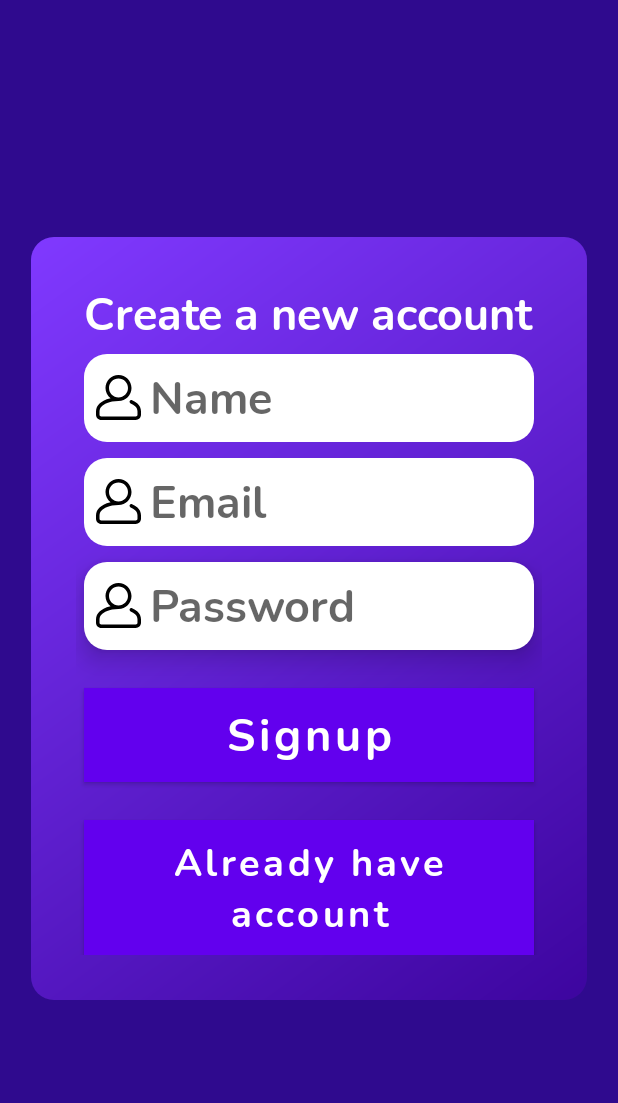
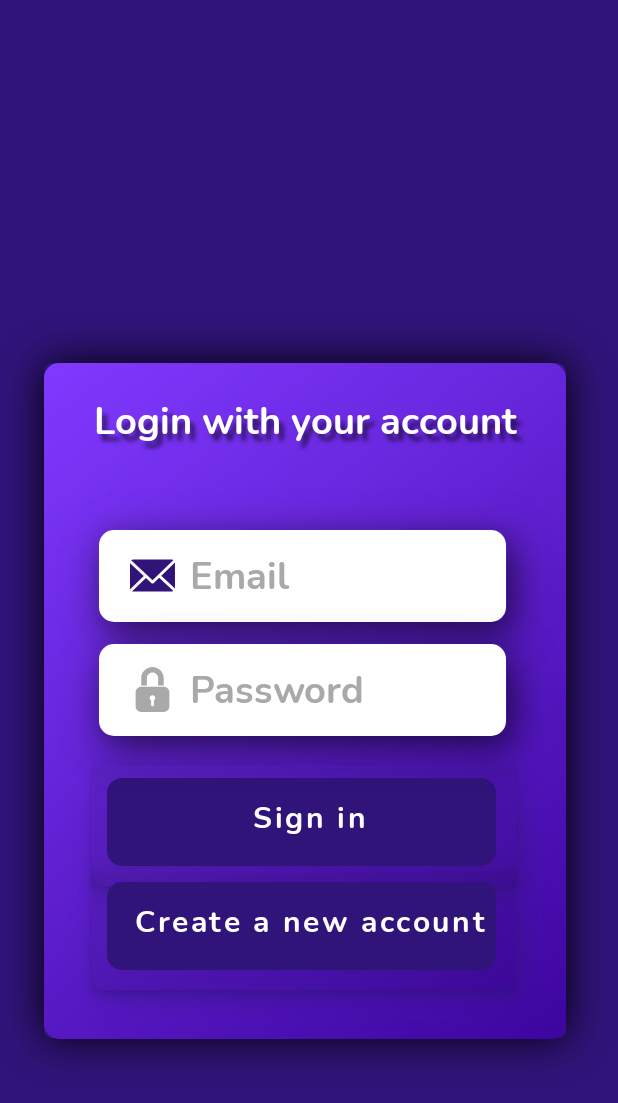
Before and after one commit to riteshknayak/MasterQ, an Android app: the screen it shows after launch (SignupActivity before the commit, LoginActivity after it), on a phone screen of 412 x 824 dp. Shown: the top 1103 px of the screen. Run offline under Robolectric (Android 15) with nearby library versions, the phone set to English and light mode, and no system bars; our stand-ins replace Firebase (no records; nobody signed in at launch, a user with empty details on screens opened directly).

Commit message:
Improved login UI

```diff
--- a/app/build.gradle
+++ b/app/build.gradle
@@ -37,6 +37,7 @@ dependencies {
     implementation 'androidx.appcompat:appcompat:1.2.0'
     implementation 'com.google.android.material:material:1.3.0'
     implementation 'androidx.constraintlayout:constraintlayout:2.0.4'
+    implementation 'androidx.legacy:legacy-support-v4:1.0.0'
     testImplementation 'junit:junit:4.13.2'
     androidTestImplementation 'androidx.test.ext:junit:1.1.2'
     androidTestImplementation 'androidx.test.espresso:espresso-core:3.3.0'
--- a/app/src/main/java/com/riteshknayak/masterq/LoginActivity.java
+++ b/app/src/main/java/com/riteshknayak/masterq/LoginActivity.java
@@ -30,7 +30,7 @@ public class LoginActivity extends AppCompatActivity {
             finish();
         }
 
-        binding.loginBtn.setOnClickListener(v -> {
+        binding.emailBtn.setOnClickListener(v -> {
             String email, pass;
             email = binding.emailBox.getText().toString();
             pass = binding.passwordBox.getText().toString();
--- a/app/src/main/java/com/riteshknayak/masterq/SignupActivity.java
+++ b/app/src/main/java/com/riteshknayak/masterq/SignupActivity.java
@@ -39,7 +39,7 @@ public class SignupActivity extends AppCompatActivity {
         binding.signupBtn.setOnClickListener(v -> {
             String email, pass, name;
 
-            email = binding.emailBox.getText().toString();
+            email = binding.emailBtn.getText().toString();
             pass = binding.passwordBox.getText().toString();
             name = binding.nameBox.getText().toString();
 
@@ -70,7 +70,7 @@ public class SignupActivity extends AppCompatActivity {
                 }
             });
         });
-        binding.loginBtn.setOnClickListener(v -> startActivity(new Intent(SignupActivity.this, LoginActivity.class)));
+        binding.signinBtn.setOnClickListener(v -> startActivity(new Intent(SignupActivity.this, LoginActivity.class)));
 
     }
 }
--- /dev/null
+++ b/app/src/main/res/drawable/btn_background.xml
@@ -0,0 +1,14 @@
+<?xml version="1.0" encoding="utf-8"?>
+<layer-list xmlns:android="http://schemas.android.com/apk/res/android">
+
+    <item android:drawable="@drawable/view_shadow"/>
+
+    <item>
+        <shape
+            android:shape="rectangle">
+            <solid android:color="#31147A"/>
+            <corners android:radius="10dp"/>
+        </shape>
+    </item>
+
+</layer-list>
--- /dev/null
+++ b/app/src/main/res/drawable/custom_ic_mail.xml
@@ -0,0 +1,10 @@
+<?xml version="1.0" encoding="utf-8"?>
+<selector xmlns:android="http://schemas.android.com/apk/res/android">
+
+    <item android:state_focused="false"
+        android:drawable="@drawable/ic_email"/>
+    <item android:state_focused="true"
+        android:drawable="@drawable/ic_email_focuses" />
+
+
+</selector>
--- /dev/null
+++ b/app/src/main/res/drawable/custom_password_icon.xml
@@ -0,0 +1,10 @@
+<?xml version="1.0" encoding="utf-8"?>
+<selector xmlns:android="http://schemas.android.com/apk/res/android">
+
+    <item android:state_focused="false"
+        android:drawable="@drawable/ic_padlock"/>
+    <item android:state_focused="true"
+        android:drawable="@drawable/ic_padlock_focused" />
+
+
+</selector>
--- a/app/src/main/res/drawable/edittext_background.xml
+++ b/app/src/main/res/drawable/edittext_background.xml
@@ -1,22 +1,23 @@
 <?xml version="1.0" encoding="utf-8"?>
-<selector
+<layer-list
     xmlns:android="http://schemas.android.com/apk/res/android">
+
+    <item android:drawable="@drawable/view_shadow"/>
 
     <item  android:state_focused="true" android:state_enabled="true">
         <shape android:shape="rectangle">
             <solid android:color="@color/white"/>
-            <corners android:radius="15dp"/>
-            <stroke android:color="@color/primary_dark"/>
+            <corners android:radius="10dp"/>
+            <stroke android:color="@color/purple_500"
+                android:width="1dp"/>
         </shape>
     </item>
 
-    <item   android:state_enabled="true">
+    <item   android:state_focused="false">
         <shape android:shape="rectangle">
                 <solid android:color="@color/white"/>
-                <corners android:radius="15dp"/>
+                <corners android:radius="10dp"/>
             </shape>
     </item>
 
-
-
-</selector>
+</layer-list>
--- /dev/null
+++ b/app/src/main/res/drawable/ic_email.xml
@@ -0,0 +1,18 @@
+<vector xmlns:android="http://schemas.android.com/apk/res/android"
+    android:width="30dp"
+    android:height="30dp"
+    android:viewportWidth="230.17"
+    android:viewportHeight="230.17">
+  <path
+      android:fillColor="@color/dark_grey"
+      android:pathData="M230,49.585c0,-0.263 0.181,-0.519 0.169,-0.779l-70.24,67.68l70.156,65.518c0.041,-0.468 -0.085,-0.94 -0.085,-1.418V49.585z"/>
+  <path
+      android:fillColor="@color/dark_grey"
+      android:pathData="M149.207,126.901l-28.674,27.588c-1.451,1.396 -3.325,2.096 -5.2,2.096c-1.836,0 -3.672,-0.67 -5.113,-2.013l-28.596,-26.647L11.01,195.989c1.717,0.617 3.56,1.096 5.49,1.096h197.667c2.866,0 5.554,-0.873 7.891,-2.175L149.207,126.901z"/>
+  <path
+      android:fillColor="@color/dark_grey"
+      android:pathData="M115.251,138.757L222.447,35.496c-2.427,-1.443 -5.252,-2.411 -8.28,-2.411H16.5c-3.943,0 -7.556,1.531 -10.37,3.866L115.251,138.757z"/>
+  <path
+      android:fillColor="@color/dark_grey"
+      android:pathData="M0,52.1v128.484c0,1.475 0.339,2.897 0.707,4.256l69.738,-67.156L0,52.1z"/>
+</vector>
--- /dev/null
+++ b/app/src/main/res/drawable/ic_email_focuses.xml
@@ -0,0 +1,18 @@
+<vector xmlns:android="http://schemas.android.com/apk/res/android"
+    android:width="30dp"
+    android:height="30dp"
+    android:viewportWidth="230.17"
+    android:viewportHeight="230.17">
+    <path
+        android:fillColor="@color/purple_500"
+        android:pathData="M230,49.585c0,-0.263 0.181,-0.519 0.169,-0.779l-70.24,67.68l70.156,65.518c0.041,-0.468 -0.085,-0.94 -0.085,-1.418V49.585z"/>
+    <path
+        android:fillColor="@color/purple_500"
+        android:pathData="M149.207,126.901l-28.674,27.588c-1.451,1.396 -3.325,2.096 -5.2,2.096c-1.836,0 -3.672,-0.67 -5.113,-2.013l-28.596,-26.647L11.01,195.989c1.717,0.617 3.56,1.096 5.49,1.096h197.667c2.866,0 5.554,-0.873 7.891,-2.175L149.207,126.901z"/>
+    <path
+        android:fillColor="@color/purple_500"
+        android:pathData="M115.251,138.757L222.447,35.496c-2.427,-1.443 -5.252,-2.411 -8.28,-2.411H16.5c-3.943,0 -7.556,1.531 -10.37,3.866L115.251,138.757z"/>
+    <path
+        android:fillColor="@color/purple_500"
+        android:pathData="M0,52.1v128.484c0,1.475 0.339,2.897 0.707,4.256l69.738,-67.156L0,52.1z"/>
+</vector>
--- /dev/null
+++ b/app/src/main/res/drawable/ic_padlock.xml
@@ -0,0 +1,12 @@
+<vector xmlns:android="http://schemas.android.com/apk/res/android"
+    android:width="30dp"
+    android:height="30dp"
+    android:viewportWidth="579.359"
+    android:viewportHeight="579.358">
+  <path
+      android:fillColor="@color/dark_grey"
+      android:pathData="M434.518,238.169v-93.33C434.518,64.994 369.56,0 289.679,0C209.816,0 144.84,64.994 144.84,144.839v93.33h72.421v-93.33c-0.003,-39.96 32.476,-72.421 72.418,-72.421c39.924,0 72.421,32.463 72.421,72.421v93.33H434.518z"/>
+  <path
+      android:fillColor="@color/dark_grey"
+      android:pathData="M72.419,325.887v181.051c0,39.994 32.427,72.421 72.421,72.421h289.681c39.991,0 72.418,-32.427 72.418,-72.421V325.887c0,-39.994 -32.427,-72.421 -72.421,-72.421H144.84C104.846,253.469 72.419,285.893 72.419,325.887zM289.679,362.099c19.997,0 36.209,16.196 36.209,36.209c0,13.259 -7.479,24.364 -18.106,30.658v59.866c0,10.009 -8.097,18.105 -18.105,18.105c-10.009,0 -18.106,-8.097 -18.106,-18.105v-59.866c-10.627,-6.294 -18.106,-17.399 -18.106,-30.658C253.47,378.292 269.682,362.099 289.679,362.099z"/>
+</vector>
--- /dev/null
+++ b/app/src/main/res/drawable/ic_padlock_focused.xml
@@ -0,0 +1,12 @@
+<vector xmlns:android="http://schemas.android.com/apk/res/android"
+    android:width="30dp"
+    android:height="30dp"
+    android:viewportWidth="579.359"
+    android:viewportHeight="579.358">
+  <path
+      android:fillColor="@color/purple_500"
+      android:pathData="M434.518,238.169v-93.33C434.518,64.994 369.56,0 289.679,0C209.816,0 144.84,64.994 144.84,144.839v93.33h72.421v-93.33c-0.003,-39.96 32.476,-72.421 72.418,-72.421c39.924,0 72.421,32.463 72.421,72.421v93.33H434.518z"/>
+  <path
+      android:fillColor="@color/purple_500"
+      android:pathData="M72.419,325.887v181.051c0,39.994 32.427,72.421 72.421,72.421h289.681c39.991,0 72.418,-32.427 72.418,-72.421V325.887c0,-39.994 -32.427,-72.421 -72.421,-72.421H144.84C104.846,253.469 72.419,285.893 72.419,325.887zM289.679,362.099c19.997,0 36.209,16.196 36.209,36.209c0,13.259 -7.479,24.364 -18.106,30.658v59.866c0,10.009 -8.097,18.105 -18.105,18.105c-10.009,0 -18.106,-8.097 -18.106,-18.105v-59.866c-10.627,-6.294 -18.106,-17.399 -18.106,-30.658C253.47,378.292 269.682,362.099 289.679,362.099z"/>
+</vector>
--- a/app/src/main/res/drawable/parent_view_background.xml
+++ b/app/src/main/res/drawable/parent_view_background.xml
@@ -1,9 +1,11 @@
 <?xml version="1.0" encoding="utf-8"?>
-<shape xmlns:android="http://schemas.android.com/apk/res/android"
-    android:shape="rectangle">
-
-    <gradient android:startColor="#8039FF" android:endColor="#3D059F" android:angle="315" />
-    <corners android:radius="15dp"/>
-
-
-</shape>
+<layer-list xmlns:android="http://schemas.android.com/apk/res/android" >
+    <item android:drawable="@drawable/shadow_a"/>
+    <item >
+        <shape android:shape="rectangle">
+            <gradient
+                android:startColor="#8039FF" android:endColor="#3D059F" android:angle="315" />
+            <corners android:radius="10dp"/>
+        </shape>
+    </item>
+</layer-list>
--- a/app/src/main/res/layout/activity_login.xml
+++ b/app/src/main/res/layout/activity_login.xml
@@ -1,88 +1,132 @@
 <?xml version="1.0" encoding="utf-8"?>
 <androidx.constraintlayout.widget.ConstraintLayout xmlns:android="http://schemas.android.com/apk/res/android"
     xmlns:app="http://schemas.android.com/apk/res-auto"
+    xmlns:tools="http://schemas.android.com/tools"
     android:layout_width="match_parent"
     android:layout_height="match_parent"
-    xmlns:tools="http://schemas.android.com/tools"
-    android:background="@color/primary_background"
+    android:layout_gravity="center"
+    android:background="@color/primary_dark"
+    android:clipToPadding="false"
+    android:padding="5dp"
+    android:paddingStart="40dp"
+    android:paddingEnd="40dp"
     tools:context=".LoginActivity">
 
-    <!--    xmlns:tools="http://schemas.android.com/tools"-->
-
-    <LinearLayout
-        android:layout_width="wrap_content"
-        android:layout_height="wrap_content"
-        android:background="@drawable/parent_view_background"
+    <EditText
+        android:id="@+id/emailBox"
+        android:layout_width="340dp"
+        android:layout_height="130dp"
+        android:width="270dp"
+        android:autofillHints="Email"
+        android:background="@drawable/edittext_background"
+        android:drawableStart="@drawable/custom_ic_mail"
+        android:drawablePadding="10dp"
+        android:elevation="15dp"
+        android:ems="10"
+        android:fontFamily="@font/nunito_bold"
+        android:hint="@string/email"
+        android:inputType="textEmailAddress"
+        android:paddingStart="50dp"
+        android:textColor="@color/black"
+        android:textColorHint="@color/dark_grey"
+        android:textSize="25sp"
         app:layout_constraintBottom_toBottomOf="parent"
         app:layout_constraintEnd_toEndOf="parent"
         app:layout_constraintStart_toStartOf="parent"
-        app:layout_constraintTop_toTopOf="parent"
-        android:padding="30dp"
-        android:orientation="vertical"
-        android:gravity="center_horizontal">
-
-        <TextView
-            android:layout_width="wrap_content"
-            android:layout_height="wrap_content"
-            android:text="@string/login_with_your_accont"
-            android:textColor="@color/white"
-            android:textSize="30sp"
-            android:fontFamily="@font/nunito_bold" />
-
-        <EditText
-            android:id="@+id/emailBox"
-            android:layout_width="300dp"
-            android:layout_height="wrap_content"
-            android:autofillHints="Email"
-            android:background="@drawable/edittext_background"
-            android:fontFamily="@font/nunito_bold"
-            android:inputType="textEmailAddress"
-            android:padding="8dp"
-            android:textColor="@color/black"
-            android:textSize="30sp"
-            android:hint="@string/email"
-            android:drawableStart="@drawable/ic_user"
-            android:drawablePadding="6dp"
-            android:layout_margin="5dp"/>
+        app:layout_constraintTop_toTopOf="@+id/relativeLayout"
+        app:layout_constraintVertical_bias="0.25" />
 
     <EditText
         android:id="@+id/passwordBox"
-            android:layout_width="300dp"
-            android:layout_height="wrap_content"
-            android:autofillHints="Name"
+        android:layout_width="340dp"
+        android:layout_height="130dp"
+        android:width="270dp"
+        android:autofillHints="Password"
         android:background="@drawable/edittext_background"
+        android:drawableStart="@drawable/custom_password_icon"
+        android:drawablePadding="10dp"
+        android:elevation="15dp"
+        android:ems="10"
         android:fontFamily="@font/nunito_bold"
+        android:gravity="center_vertical"
+        android:hint="@string/password"
         android:inputType="textPassword"
-            android:padding="8dp"
+        android:paddingStart="50dp"
         android:textColor="@color/black"
-            android:textSize="30sp"
-            android:hint="@string/password"
-            android:drawableStart="@drawable/ic_user"
-            android:drawablePadding="6dp"
-            android:layout_margin="5dp"
-            android:elevation="10dp"/>
+        android:textColorHint="@color/dark_grey"
+        android:textSize="25sp"
+        app:layout_constraintBottom_toBottomOf="@+id/relativeLayout"
+        app:layout_constraintEnd_toEndOf="parent"
+        app:layout_constraintStart_toStartOf="parent"
+        app:layout_constraintTop_toTopOf="@+id/relativeLayout"
+        tools:ignore="RtlSymmetry" />
 
     <Button
-            android:id="@+id/loginBtn"
-            android:layout_width="300dp"
-            android:layout_height="wrap_content"
-            android:background="#31147A"
-            android:text="login"
-            android:textSize="30sp"
+        android:id="@+id/emailBtn"
+        android:layout_width="328dp"
+        android:layout_height="127dp"
+        android:background="@drawable/btn_background"
+        android:fontFamily="@font/nunito_bold"
+        android:gravity="center"
+        android:paddingBottom="23dp"
+        android:text="@string/common_signin_button_text"
         android:textAllCaps="false"
-            android:fontFamily="@font/nunito_bold"
-            android:layout_marginTop="20dp"/>
+        android:textColor="@color/white"
+        android:textSize="20sp"
+        app:layout_constraintBottom_toBottomOf="@+id/relativeLayout"
+        app:layout_constraintEnd_toEndOf="parent"
+        app:layout_constraintStart_toStartOf="parent"
+        app:layout_constraintTop_toTopOf="@+id/emailBox"
+        app:layout_constraintVertical_bias="0.6" />
 
     <Button
         android:id="@+id/createBtn"
+        android:layout_width="328dp"
+        android:layout_height="127dp"
+        android:background="@drawable/btn_background"
+        android:fontFamily="@font/nunito_bold"
+        android:gravity="center"
+        android:paddingBottom="23dp"
+        android:text="@string/create_a_new_account"
+        android:textAllCaps="false"
+        android:textColor="@color/white"
+        android:textSize="20sp"
+        app:layout_constraintBottom_toBottomOf="@+id/relativeLayout"
+        app:layout_constraintEnd_toEndOf="parent"
+        app:layout_constraintStart_toStartOf="parent"
+        app:layout_constraintTop_toTopOf="@+id/emailBtn"
+        app:layout_constraintVertical_bias="0.63" />
+
+    <RelativeLayout
+        android:id="@+id/relativeLayout"
+        android:layout_width="421dp"
+        android:layout_height="523dp"
+        android:background="@drawable/parent_view_background"
+        android:clipToPadding="false"
+        android:gravity="center_horizontal"
+        android:orientation="vertical"
+        app:layout_constraintBottom_toBottomOf="parent"
+        app:layout_constraintEnd_toEndOf="parent"
+        app:layout_constraintHorizontal_bias="0.54"
+        app:layout_constraintStart_toStartOf="parent"
+        app:layout_constraintTop_toTopOf="parent"
+        app:layout_constraintVertical_bias="0.69">
+
+        <TextView
+            android:id="@+id/textView4"
             android:layout_width="300dp"
-            android:layout_height="wrap_content"
-            android:background="#31147A"
-            android:text="@string/create_a_new_account"
-            android:textSize="25sp"
-            android:textAllCaps="false"
+            android:layout_height="50dp"
+            android:layout_marginTop="13dp"
+            android:width="270dp"
             android:fontFamily="@font/nunito_bold"
-            android:layout_marginTop="25dp"/>
-    </LinearLayout>
+            android:gravity="center"
+            android:shadowColor="#8B000000"
+            android:shadowDx="5"
+            android:shadowDy="7"
+            android:shadowRadius="3"
+            android:text="@string/login_with_your_account"
+            android:textColor="@color/white"
+            android:textSize="25sp" />
+    </RelativeLayout>
 
 </androidx.constraintlayout.widget.ConstraintLayout>
--- a/app/src/main/res/layout/activity_signup.xml
+++ b/app/src/main/res/layout/activity_signup.xml
@@ -1,9 +1,9 @@
 <?xml version="1.0" encoding="utf-8"?>
 <androidx.constraintlayout.widget.ConstraintLayout xmlns:android="http://schemas.android.com/apk/res/android"
     xmlns:app="http://schemas.android.com/apk/res-auto"
+    xmlns:tools="http://schemas.android.com/tools"
     android:layout_width="match_parent"
     android:layout_height="match_parent"
-    xmlns:tools="http://schemas.android.com/tools"
     android:background="@color/primary_background"
     tools:context=".SignupActivity">
 
@@ -12,93 +12,94 @@
     <LinearLayout
         android:layout_width="wrap_content"
         android:layout_height="wrap_content"
-        android:background="@drawable/parent_view_background"
+        android:background="@color/purple_700"
+        android:gravity="center_horizontal"
+        android:orientation="vertical"
+        android:padding="30dp"
         app:layout_constraintBottom_toBottomOf="parent"
         app:layout_constraintEnd_toEndOf="parent"
         app:layout_constraintStart_toStartOf="parent"
-        app:layout_constraintTop_toTopOf="parent"
-        android:padding="30dp"
-        android:orientation="vertical"
-        android:gravity="center_horizontal">
+        app:layout_constraintTop_toTopOf="parent">
 
         <TextView
             android:layout_width="wrap_content"
             android:layout_height="wrap_content"
+            android:background="@color/purple_200"
+            android:fontFamily="@font/nunito_bold"
             android:text="@string/create_a_new_account"
             android:textColor="@color/white"
-            android:textSize="30sp"
-            android:fontFamily="@font/nunito_bold" />
+            android:textSize="30sp" />
 
         <EditText
             android:id="@+id/nameBox"
             android:layout_width="300dp"
             android:layout_height="wrap_content"
+            android:layout_margin="5dp"
             android:autofillHints="Name"
-            android:background="@drawable/edittext_background"
+            android:background="@color/purple_200"
+            android:drawableStart="@drawable/ic_user"
+            android:drawablePadding="6dp"
             android:fontFamily="@font/nunito_bold"
+            android:hint="@string/name"
             android:inputType="textPersonName"
             android:padding="8dp"
-            android:textColor="@color/black"
-            android:textSize="30sp"
-            android:hint="@string/name"
+            android:textColor="@color/white"
+            android:textSize="30sp" />
+
+        <EditText
+            android:id="@+id/emailBtn"
+            android:layout_width="300dp"
+            android:layout_height="wrap_content"
+            android:layout_margin="5dp"
+            android:autofillHints="Email"
+            android:background="@color/purple_200"
             android:drawableStart="@drawable/ic_user"
             android:drawablePadding="6dp"
-            android:layout_margin="5dp" />
-
-        <EditText
-            android:id="@+id/emailBox"
-            android:layout_width="300dp"
-            android:layout_height="wrap_content"
-            android:autofillHints="Email"
-            android:background="@drawable/edittext_background"
             android:fontFamily="@font/nunito_bold"
+            android:hint="@string/email"
             android:inputType="textEmailAddress"
             android:padding="8dp"
-            android:textColor="@color/black"
-            android:textSize="30sp"
-            android:hint="@string/email"
-            android:drawableStart="@drawable/ic_user"
-            android:drawablePadding="6dp"
-            android:layout_margin="5dp"/>
+            android:textColor="@color/white"
+            android:textSize="30sp" />
 
         <EditText
             android:id="@+id/passwordBox"
             android:layout_width="300dp"
             android:layout_height="wrap_content"
+            android:layout_margin="5dp"
             android:autofillHints="Name"
-            android:background="@drawable/edittext_background"
+            android:background="@color/purple_200"
+            android:drawableStart="@drawable/ic_user"
+            android:drawablePadding="6dp"
+            android:elevation="10dp"
             android:fontFamily="@font/nunito_bold"
+            android:hint="@string/password"
             android:inputType="textPassword"
             android:padding="8dp"
-            android:textColor="@color/black"
-            android:textSize="30sp"
-            android:hint="@string/password"
-            android:drawableStart="@drawable/ic_user"
-            android:drawablePadding="6dp"
-            android:layout_margin="5dp"
-            android:elevation="10dp"/>
+            android:textColor="@color/white"
+            android:textSize="30sp" />
 
         <Button
             android:id="@+id/signupBtn"
             android:layout_width="300dp"
             android:layout_height="wrap_content"
-            android:background="#31147A"
-            android:text="Signup"
-            android:textSize="30sp"
+            android:layout_marginTop="20dp"
+            android:background="@color/purple_200"
+            android:fontFamily="@font/nunito_bold"
+            android:text="@string/signup"
             android:textAllCaps="false"
-            android:fontFamily="@font/nunito_bold"
-            android:layout_marginTop="20dp"/>
+            android:textSize="30sp" />
 
         <Button
-            android:id="@+id/loginBtn"
+            android:id="@+id/signinBtn"
             android:layout_width="300dp"
             android:layout_height="wrap_content"
-            android:background="#31147A"
+            android:layout_marginTop="25dp"
+            android:background="@color/purple_200"
+            android:fontFamily="@font/nunito_bold"
             android:text="@string/already_have_account"
-            android:textSize="25sp"
             android:textAllCaps="false"
-            android:fontFamily="@font/nunito_bold"
-            android:layout_marginTop="25dp"/>
+            android:textSize="25sp" />
     </LinearLayout>
 
 </androidx.constraintlayout.widget.ConstraintLayout>
--- a/app/src/main/res/values/colors.xml
+++ b/app/src/main/res/values/colors.xml
@@ -1,7 +1,7 @@
 <?xml version="1.0" encoding="utf-8"?>
 <resources>
-    <color name="purple_200">#FFBB86FC</color>
-    <color name="purple_500">#FF6200EE</color>
+    <color name="purple_200">#31147A</color>
+    <color name="purple_500">#31147A</color>
     <color name="purple_700">#FF3700B3</color>
     <color name="teal_200">#FF03DAC5</color>
     <color name="teal_700">#FF018786</color>
@@ -9,5 +9,6 @@
     <color name="white">#FFFFFFFF</color>
     <color name="primary_background">#2F0A8E</color>
     <color name="primary_dark">#31147A</color>
+    <color name="dark_grey" >#a9a9a9</color>
 
 </resources>
--- a/app/src/main/res/values/strings.xml
+++ b/app/src/main/res/values/strings.xml
@@ -13,5 +13,6 @@
     <string name="email">Email</string>
     <string name="password">Password</string>
     <string name="already_have_account">Already have account</string>
-    <string name="login_with_your_accont">Login with your accont</string>
+    <string name="login_with_your_account">Login with your account</string>
+    <string name="signup">Signup</string>
 </resources>
```
Also changed, not shown: app/src/main/AndroidManifest.xml (+7 -2 lines), app/src/main/res/drawable/shadow_a.9.png (added), app/src/main/res/drawable/view_shadow.9.png (added). Lines whose indentation alone changed are shown as unchanged.
